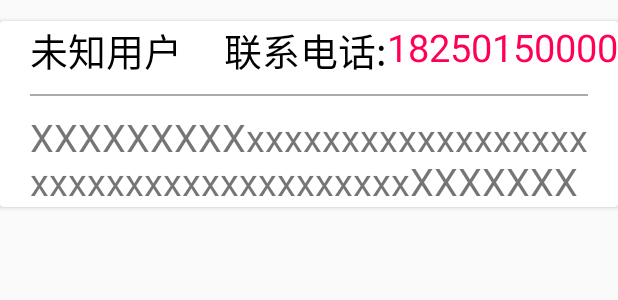
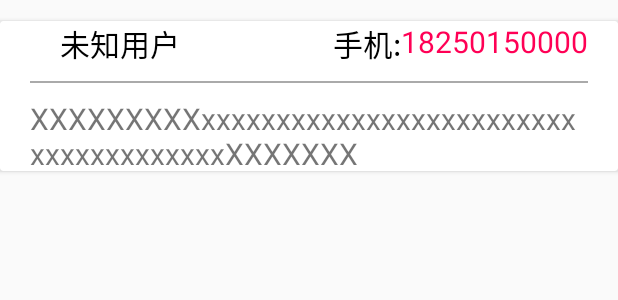
Before and after one commit to AiProgram/TAC-Android, an Android app: the layout item_unchecking_feedback.xml on its own in the app's theme, with its tools: preview values and no code run, on a phone screen of 412 x 824 dp. Shown: the top 300 px of the screen. Run offline under Robolectric (Android 15) with nearby library versions, the phone set to English and light mode, and no system bars.

Commit message:
反馈查看界面

```diff
--- a/app/src/main/res/layout/item_unchecking_feedback.xml
+++ b/app/src/main/res/layout/item_unchecking_feedback.xml
@@ -7,32 +7,24 @@
     android:layout_marginTop="14dp">
 
     <RelativeLayout android:layout_width="match_parent"
-        android:layout_height="wrap_content"
+        android:layout_height="100dp"
         android:id="@+id/relativeLayout2"
         >
 
         <TextView
             android:layout_width="wrap_content"
             android:layout_height="wrap_content"
-            android:text="未知用户"
-            android:textColor="@color/black"
-            android:textSize="25sp"
-            android:id="@+id/tv_username_feedback"
-            android:layout_marginLeft="20dp"
-            android:layout_alignParentStart="true" />
-
-        <TextView
-            android:layout_width="wrap_content"
-            android:layout_height="wrap_content"
             android:text="XXXXXXXXXxxxxxxxxxxxxxxxxxxxxxxxxxxxxxxxxxxxxxxXXXXXXX"
             android:id="@+id/tv_detail_feedback"
-            android:textSize="25sp"
-            android:layout_centerVertical="true"
+            android:textSize="20sp"
+            android:ellipsize="end"
+            android:maxLines="2"
             android:layout_below="@+id/view"
             android:layout_marginTop="10dp"
             android:layout_marginLeft="20dp"
             android:layout_marginRight="20dp"
-            android:layout_alignParentStart="true" />
+            android:layout_alignParentStart="true"
+            android:layout_alignParentEnd="true" />
 
         <View
             android:layout_width="match_parent"
@@ -50,20 +42,31 @@
             android:layout_height="wrap_content"
             android:text="18250150000"
             android:textColor="#ff0055"
-            android:textSize="25sp"
+            android:textSize="20sp"
             android:id="@+id/tv_phone_feedback"
             android:layout_alignParentTop="true"
-            android:layout_alignParentEnd="true" />
+            android:layout_alignEnd="@+id/view" />
 
         <TextView
             android:layout_width="wrap_content"
             android:layout_height="wrap_content"
-            android:text="联系电话:"
-            android:textSize="25sp"
+            android:text="手机:"
+            android:textSize="20sp"
             android:textColor="@color/black"
             android:id="@+id/user1_score"
             android:layout_alignParentTop="true"
             android:layout_toStartOf="@+id/tv_phone_feedback" />
+
+        <TextView
+            android:layout_width="wrap_content"
+            android:layout_height="wrap_content"
+            android:text="未知用户"
+            android:textColor="@color/black"
+            android:textSize="20sp"
+            android:id="@+id/tv_username_feedback"
+            android:layout_marginLeft="20dp"
+            android:layout_alignParentTop="true"
+            android:layout_alignStart="@+id/view" />
     </RelativeLayout>
 
 </android.support.v7.widget.CardView>
```
Also changed, not shown: app/src/main/res/layout/feed_back_detail.xml (added, +125 -0 lines), app/src/main/res/layout/item_comment.xml (+6 -6 lines), app/src/main/res/layout/layout_login.xml (+17 -16 lines), app/src/main/res/layout/layout_send_feedback.xml (+12 -3 lines), app/src/main/res/drawable/app_background.jpg (added).
